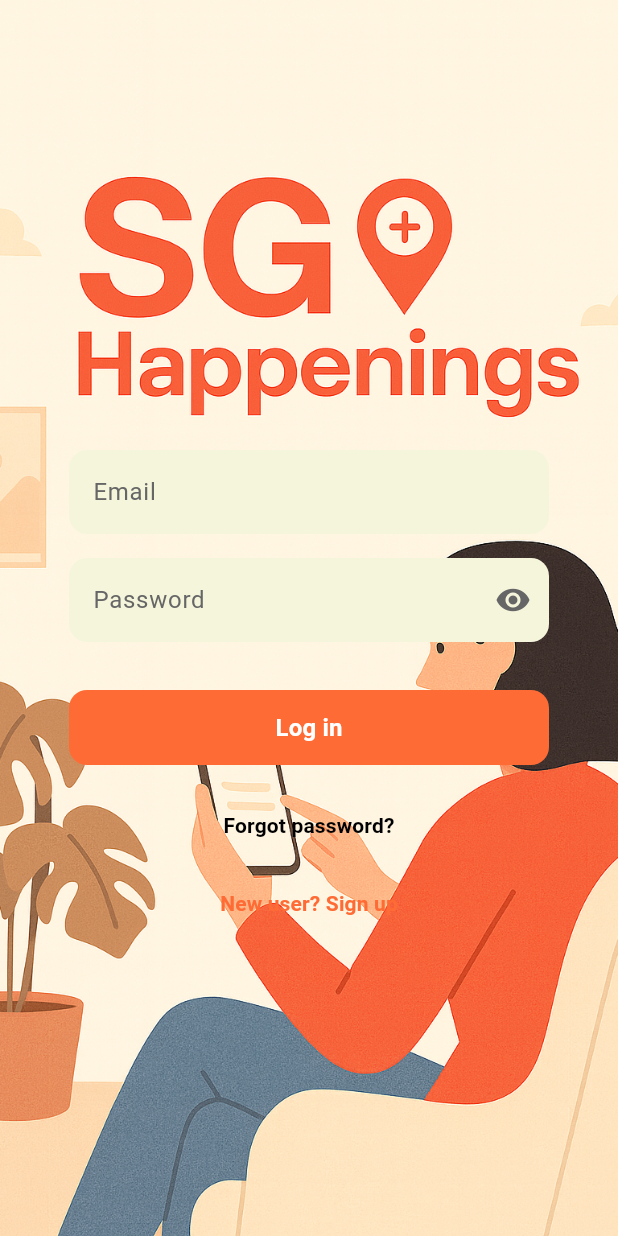
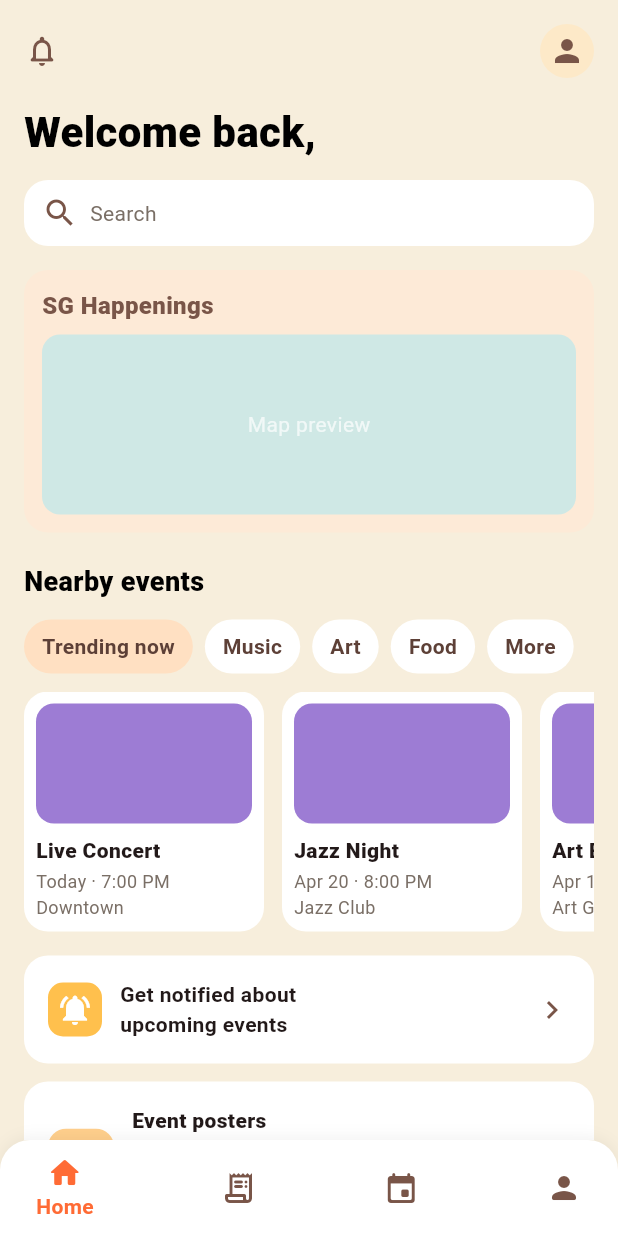
Before and after one commit to kazoohaa/sg_happenings_mobile, a Flutter app: the screen it shows after launch, after a tap on "Log in", on a phone screen of 412 x 824 dp. Run offline on Flutter 3.47's test engine with Material 3 defaults, Android fonts, the phone set to English and light mode, and no system bars.

Commit message:
home page
- created home page
- created navigation from login to home page

```diff
--- a/sg_happenings_mobile/lib/pages/home/home_page.dart
+++ b/sg_happenings_mobile/lib/pages/home/home_page.dart
@@ -0,0 +1,366 @@
+import 'package:flutter/material.dart';
+
+class HomePage extends StatelessWidget {
+  const HomePage({super.key});
+
+  @override
+  Widget build(BuildContext context) {
+    return Scaffold(
+      backgroundColor: const Color(0xFFF7EEDC),
+      body: SafeArea(
+        child: SingleChildScrollView(
+          padding: const EdgeInsets.symmetric(horizontal: 16, vertical: 16),
+          child: Column(
+            crossAxisAlignment: CrossAxisAlignment.start,
+            children: [
+              // Top row: notifications and profile icon
+              Row(
+                mainAxisAlignment: MainAxisAlignment.spaceBetween,
+                children: [
+                  Row(
+                    children: const [
+                      Icon(Icons.notifications_none_rounded, color: Colors.brown),
+                    ],
+                  ),
+                  Container(
+                    width: 36,
+                    height: 36,
+                    decoration: BoxDecoration(
+                      color: const Color(0xFFFDE9C8),
+                      borderRadius: BorderRadius.circular(18),
+                    ),
+                    child: const Icon(Icons.person, color: Colors.brown),
+                  ),
+                ],
+              ),
+
+              const SizedBox(height: 16),
+              const Text(
+                'Welcome back,',
+                style: TextStyle(
+                  fontSize: 28,
+                  fontWeight: FontWeight.w800,
+                  color: Colors.black,
+                ),
+              ),
+
+              const SizedBox(height: 12),
+              // Search bar
+              Container(
+                decoration: BoxDecoration(
+                  color: Colors.white,
+                  borderRadius: BorderRadius.circular(16),
+                ),
+                padding: const EdgeInsets.symmetric(horizontal: 12),
+                height: 44,
+                child: Row(
+                  children: const [
+                    Icon(Icons.search, color: Colors.brown),
+                    SizedBox(width: 8),
+                    Expanded(
+                      child: Text(
+                        'Search',
+                        style: TextStyle(color: Color(0xFF7A6F66)),
+                      ),
+                    ),
+                  ],
+                ),
+              ),
+
+              const SizedBox(height: 16),
+              // Map promo card
+              _MapCard(),
+
+              const SizedBox(height: 20),
+              const Text(
+                'Nearby events',
+                style: TextStyle(
+                  fontSize: 18,
+                  fontWeight: FontWeight.w800,
+                  color: Colors.black,
+                ),
+              ),
+              const SizedBox(height: 12),
+
+              // Filter chips row
+              SingleChildScrollView(
+                scrollDirection: Axis.horizontal,
+                child: Row(
+                  children: [
+                    _chip('Trending now', highlighted: true),
+                    _chip('Music'),
+                    _chip('Art'),
+                    _chip('Food'),
+                    _chip('More'),
+                  ],
+                ),
+              ),
+
+              const SizedBox(height: 12),
+              // Horizontal event cards
+              SizedBox(
+                height: 160,
+                child: ListView(
+                  scrollDirection: Axis.horizontal,
+                  children: const [
+                    _EventCard(title: 'Live Concert', subtitle: 'Today · 7:00 PM\nDowntown'),
+                    SizedBox(width: 12),
+                    _EventCard(title: 'Jazz Night', subtitle: 'Apr 20 · 8:00 PM\nJazz Club'),
+                    SizedBox(width: 12),
+                    _EventCard(title: 'Art Exhibition', subtitle: 'Apr 18 · 11:00 AM\nArt Gallery'),
+                  ],
+                ),
+              ),
+
+              const SizedBox(height: 16),
+              // Notification promo tile
+              _PromoTile(
+                leadingColor: const Color(0xFFFFC04D),
+                title: 'Get notified about\nupcoming events',
+                trailing: const Icon(Icons.chevron_right, color: Colors.brown),
+              ),
+
+              const SizedBox(height: 12),
+              // Event posters promo tile
+              _PosterTile(),
+            ],
+          ),
+        ),
+      ),
+      // Bottom navigation (static)
+      bottomNavigationBar: Container(
+        height: 64,
+        decoration: BoxDecoration(
+          color: Colors.white,
+          borderRadius: const BorderRadius.only(
+            topLeft: Radius.circular(20),
+            topRight: Radius.circular(20),
+          ),
+          boxShadow: [
+            BoxShadow(
+              color: Colors.black.withOpacity(0.05),
+              blurRadius: 8,
+              offset: const Offset(0, -2),
+            ),
+          ],
+        ),
+        padding: const EdgeInsets.symmetric(horizontal: 24),
+        child: Row(
+          mainAxisAlignment: MainAxisAlignment.spaceBetween,
+          children: const [
+            _NavItem(icon: Icons.home_rounded, label: 'Home', selected: true),
+            _NavItem(icon: Icons.receipt_long_rounded, label: ''),
+            _NavItem(icon: Icons.event_rounded, label: ''),
+            _NavItem(icon: Icons.person_rounded, label: ''),
+          ],
+        ),
+      ),
+    );
+  }
+}
+
+class _MapCard extends StatelessWidget {
+  @override
+  Widget build(BuildContext context) {
+    return Container(
+      decoration: BoxDecoration(
+        color: const Color(0xFFFDEAD7),
+        borderRadius: BorderRadius.circular(16),
+      ),
+      padding: const EdgeInsets.all(12),
+      child: Column(
+        crossAxisAlignment: CrossAxisAlignment.start,
+        children: [
+          const Text(
+            'SG Happenings',
+            style: TextStyle(
+              fontSize: 16,
+              fontWeight: FontWeight.w800,
+              color: Colors.brown,
+            ),
+          ),
+          const SizedBox(height: 8),
+          Container(
+            height: 120,
+            decoration: BoxDecoration(
+              color: const Color(0xFFCFE8E5),
+              borderRadius: BorderRadius.circular(12),
+            ),
+            child: const Center(
+              child: Text('Map preview', style: TextStyle(color: Colors.white70)),
+            ),
+          ),
+        ],
+      ),
+    );
+  }
+}
+
+Widget _chip(String label, {bool highlighted = false}) {
+  return Container(
+    margin: const EdgeInsets.only(right: 8),
+    padding: const EdgeInsets.symmetric(horizontal: 12, vertical: 8),
+    decoration: BoxDecoration(
+      color: highlighted ? const Color(0xFFFFE0C2) : Colors.white,
+      borderRadius: BorderRadius.circular(20),
+    ),
+    child: Text(
+      label,
+      style: TextStyle(
+        color: Colors.brown.shade700,
+        fontWeight: highlighted ? FontWeight.w700 : FontWeight.w600,
+      ),
+    ),
+  );
+}
+
+class _EventCard extends StatelessWidget {
+  final String title;
+  final String subtitle;
+  const _EventCard({required this.title, required this.subtitle});
+
+  @override
+  Widget build(BuildContext context) {
+    return Container(
+      width: 160,
+      decoration: BoxDecoration(
+        color: Colors.white,
+        borderRadius: BorderRadius.circular(16),
+      ),
+      padding: const EdgeInsets.all(8),
+      child: Column(
+        crossAxisAlignment: CrossAxisAlignment.start,
+        children: [
+          Container(
+            height: 80,
+            decoration: BoxDecoration(
+              color: const Color(0xFF9D7CD4),
+              borderRadius: BorderRadius.circular(12),
+            ),
+          ),
+          const SizedBox(height: 8),
+          Text(
+            title,
+            style: const TextStyle(
+              fontWeight: FontWeight.w800,
+            ),
+          ),
+          const SizedBox(height: 2),
+          Text(
+            subtitle,
+            style: const TextStyle(fontSize: 12, color: Color(0xFF7A6F66)),
+          ),
+        ],
+      ),
+    );
+  }
+}
+
+class _PromoTile extends StatelessWidget {
+  final Color leadingColor;
+  final String title;
+  final Widget? trailing;
+
+  const _PromoTile({
+    required this.leadingColor,
+    required this.title,
+    this.trailing,
+  });
+
+  @override
+  Widget build(BuildContext context) {
+    return Container(
+      decoration: BoxDecoration(
+        color: Colors.white,
+        borderRadius: BorderRadius.circular(16),
+      ),
+      padding: const EdgeInsets.all(16),
+      child: Row(
+        children: [
+          Container(
+            width: 36,
+            height: 36,
+            decoration: BoxDecoration(
+              color: leadingColor,
+              borderRadius: BorderRadius.circular(10),
+            ),
+            child: const Icon(Icons.notifications_active, color: Colors.white),
+          ),
+          const SizedBox(width: 12),
+          Expanded(
+            child: Text(
+              title,
+              style: const TextStyle(
+                fontWeight: FontWeight.w700,
+              ),
+            ),
+          ),
+          if (trailing != null) trailing!,
+        ],
+      ),
+    );
+  }
+}
+
+class _PosterTile extends StatelessWidget {
+  @override
+  Widget build(BuildContext context) {
+    return Container(
+      decoration: BoxDecoration(
+        color: Colors.white,
+        borderRadius: BorderRadius.circular(16),
+      ),
+      padding: const EdgeInsets.all(16),
+      child: Row(
+        children: [
+          Container(
+            width: 44,
+            height: 44,
+            decoration: BoxDecoration(
+              color: const Color(0xFFFFCF8C),
+              borderRadius: BorderRadius.circular(12),
+            ),
+            child: const Icon(Icons.campaign_rounded, color: Colors.orange),
+          ),
+          const SizedBox(width: 12),
+          const Expanded(
+            child: Column(
+              crossAxisAlignment: CrossAxisAlignment.start,
+              children: [
+                Text(
+                  'Event posters',
+                  style: TextStyle(fontWeight: FontWeight.w800),
+                ),
+                SizedBox(height: 4),
+                Text(
+                  'Want to become an\nevent poster?\nSubmit your application here',
+                  style: TextStyle(fontSize: 12, color: Color(0xFF7A6F66)),
+                ),
+              ],
+            ),
+          ),
+        ],
+      ),
+    );
+  }
+}
+
+class _NavItem extends StatelessWidget {
+  final IconData icon;
+  final String label;
+  final bool selected;
+  const _NavItem({required this.icon, required this.label, this.selected = false});
+
+  @override
+  Widget build(BuildContext context) {
+    final Color base = selected ? const Color(0xFFFF6B35) : Colors.brown;
+    return Column(
+      mainAxisAlignment: MainAxisAlignment.center,
+      children: [
+        Icon(icon, color: base),
+        if (label.isNotEmpty)
+          Text(label, style: TextStyle(color: base, fontWeight: FontWeight.w700)),
+      ],
+    );
+  }
+}
--- a/sg_happenings_mobile/lib/pages/login/login_page.dart
+++ b/sg_happenings_mobile/lib/pages/login/login_page.dart
@@ -1,5 +1,6 @@
 import 'package:flutter/material.dart';
 import '../forgot_password/forgot_password_page.dart';
+import '../home/home_page.dart';
 
 class LoginPage extends StatefulWidget {
   const LoginPage({super.key});
@@ -121,7 +122,11 @@ class _LoginPageState extends State<LoginPage> {
                   height: 50,
                   child: ElevatedButton(
                     onPressed: () {
-                      // Handle login logic here
+                      Navigator.of(context).pushReplacement(
+                        MaterialPageRoute(
+                          builder: (context) => const HomePage(),
+                        ),
+                      );
                     },
                     style: ElevatedButton.styleFrom(
                       backgroundColor: const Color(0xFFFF6B35),
```
